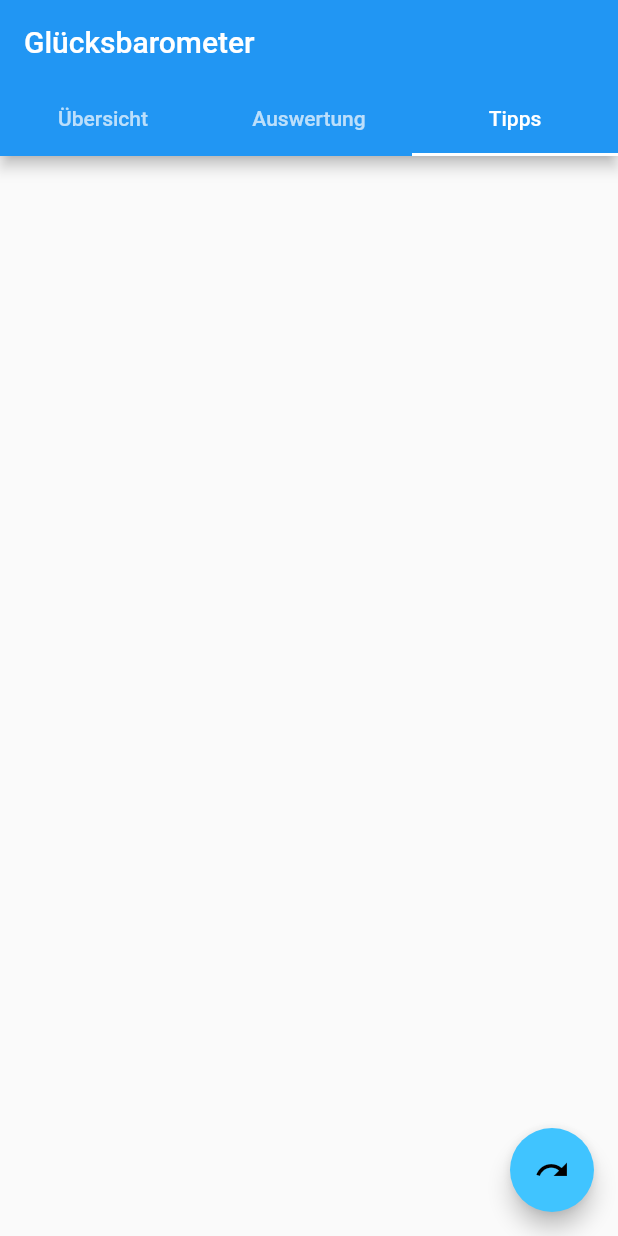
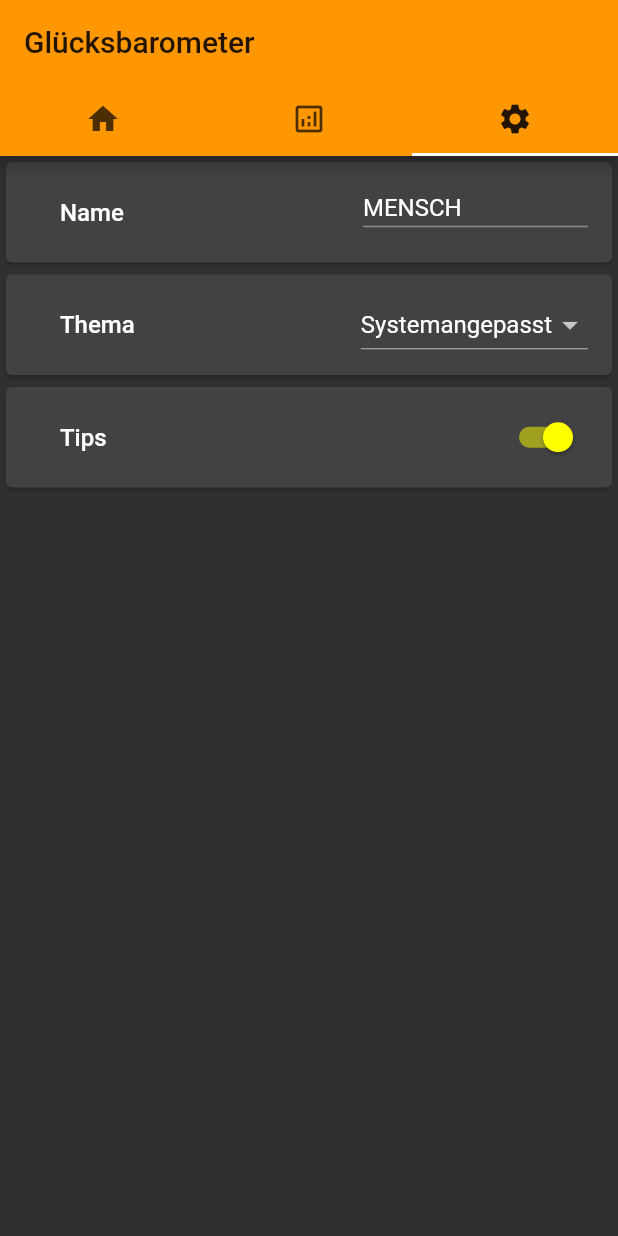
Before and after one commit to nighty34/Gluecksbarometer, a Flutter app: the screen it shows after launch, tab 3 chosen, on a phone screen of 412 x 824 dp. Run offline on Flutter 3.47's test engine with Material 2 defaults, Android fonts, the phone set to English and light mode, and no system bars; our stand-ins replace charts_flutter, flutter_rating_bar, sqflite; missing offline and left inert: flutter_material_pickers; accounts and stored records are empty.

Commit message:
Implement settings

```diff
--- a/lib/main.dart
+++ b/lib/main.dart
@@ -3,9 +3,11 @@ import 'package:gluecks_barometer/src/controller/data_controller.dart';
 import 'package:gluecks_barometer/src/controller/evaluation_controller.dart';
 import 'package:gluecks_barometer/src/controller/new_activity_controller.dart';
 import 'package:gluecks_barometer/src/controller/new_datapoint_controller.dart';
-import 'package:gluecks_barometer/src/controller/theme_controller.dart';
+import 'package:gluecks_barometer/src/controller/settings_controller.dart';
+import 'package:gluecks_barometer/src/model/settings.dart';
 import 'package:gluecks_barometer/src/view/evaluation_tab.dart';
 import 'package:gluecks_barometer/src/view/overview_tab.dart';
+import 'package:gluecks_barometer/src/view/settings_tab.dart';
 import 'package:gluecks_barometer/src/view/tips_tab.dart';
 import 'package:provider/provider.dart';
 
@@ -17,52 +19,58 @@ class Gluecksbarometer extends StatelessWidget {
   @override
   Widget build(BuildContext context) {
     return MultiProvider(
-        providers: [
+        providers: [ // TODO put providers as low as possible on widget tree
           ChangeNotifierProvider(create: (_) => DataController()),
           ChangeNotifierProvider(create: (_) => NewDatapointController()),
           ChangeNotifierProvider(create: (_) => NewActivityController()),
           ChangeNotifierProvider(create: (_) => EvaluationController()),
         ],
         child: ChangeNotifierProvider(
-            create: (context) => ThemeController(), //change builder to create
-            child: Consumer<ThemeController>(
-                builder: (context, provider, child) => MaterialApp(
+            create: (context) => SettingsController(),
+            child: Consumer<SettingsController>(
+                builder: (context, controller, child) => MaterialApp(
                   home: Home(),
-                    theme: Provider.of<ThemeController>(context, listen: true)
-                        .currentThemeData))));
+                  theme: controller.getThemeData(ThemeType.LIGHT),
+                  darkTheme: controller.getThemeData(ThemeType.DARK),
+                  themeMode: controller.settings.theme == ThemeType.SYSTEM_DEFAULT
+                      ? ThemeMode.system
+                      : (controller.settings.theme == ThemeType.DARK)
+                      ? ThemeMode.dark
+                      : ThemeMode.light,
+                )
+            )
+        )
+    );
   }
 }
 
 class Home extends StatelessWidget {
   @override
   Widget build(BuildContext context) {
+    SettingsController settingsController = Provider.of<SettingsController>(context);
     return Scaffold(
-        //backgroundColor: Colors.white,
       body: SafeArea(
         child: DefaultTabController(
-        length: 3,
+          length: settingsController.settings.tipsEnabled ? 4 : 3,
           child: Scaffold(
               appBar: AppBar(
                 bottom: TabBar(
                   indicatorColor: Colors.white,
                   tabs: [
-                  Tab(
-                    text: "Übersicht",
-                  ),
-                  Tab(text: "Auswertung"),
-                  Tab(text: "Tipps")
+                    Tab(icon: Icon(Icons.home)),
+                    Tab(icon: Icon(Icons.analytics_outlined))]
+                    + (settingsController.settings.tipsEnabled ? [Tab(icon: Icon(Icons.lightbulb))] : []) +
+                    [Tab(icon: Icon(Icons.settings))
                   ],
                 ),
                 title: Text("Glücksbarometer"),
               ),
               body: TabBarView(
-              children: [OverviewTab(), EvaluationTab(), TipsTab()],
+                children: [OverviewTab(), EvaluationTab()] + (settingsController.settings.tipsEnabled ? [TipsTab()] : []) +  [SettingsTab()],
               ),
-            floatingActionButton: FloatingActionButton(
-                onPressed: () => Provider.of<ThemeController>(context, listen: false).switchTheme(),
-                tooltip: 'Change teheme',
-                child: const Icon(Icons.redo))),
           ),
+        ),
+      )
     );
   }
 }
--- /dev/null
+++ b/lib/src/controller/settings_controller.dart
@@ -0,0 +1,51 @@
+import 'package:flutter/cupertino.dart';
+import 'package:flutter/material.dart';
+import 'package:gluecks_barometer/src/data/settings_dao.dart';
+import 'package:gluecks_barometer/src/model/settings.dart';
+
+class SettingsController extends ChangeNotifier {
+
+  final Map<ThemeType, ThemeData> themeData = {
+    ThemeType.LIGHT: ThemeData(
+        brightness: Brightness.light,
+        primaryColor: Colors.blue,
+        accentColor: Colors.lightBlueAccent),
+    ThemeType.DARK: ThemeData(
+        brightness: Brightness.dark,
+        primaryColor: Colors.orange,
+        accentColor: Colors.yellowAccent)
+  };
+
+  Settings _settings = Settings("MENSCH", ThemeType.DARK, false);
+  Settings get settings => _settings;
+
+  SettingsController() {
+    _fillData();
+  }
+
+  _fillData() async {
+    _settings = await SettingsDao().read("user");
+  }
+
+  ThemeData getThemeData(ThemeType type) {
+    return themeData[settings.theme];
+  }
+
+  set name(String value) {
+    _settings.name = value;
+    SettingsDao().update(_settings);
+    notifyListeners();
+  }
+
+  set theme(ThemeType value) {
+    _settings.theme = value;
+    SettingsDao().update(_settings);
+    notifyListeners();
+  }
+
+  set tipsEnabled(bool value) {
+    _settings.tipsEnabled = value;
+    SettingsDao().update(_settings);
+    notifyListeners();
+  }
+}
--- a/lib/src/controller/theme_controller.dart
+++ /dev/null
@@ -1,27 +0,0 @@
-import 'package:flutter/cupertino.dart';
-import 'package:flutter/material.dart';
-import 'package:gluecks_barometer/src/model/theme.dart';
-
-enum ThemeType { Light, Dark }
-
-class ThemeController extends ChangeNotifier {
-  ThemeType currentThemeType = ThemeType.Light;
-  ThemeData _currentTheme = themeData[0];
-
-  void switchTheme() => currentThemeType == ThemeType.Light
-      ? currentTheme = ThemeType.Dark
-      : currentTheme = ThemeType.Light;
-
-  set currentTheme(ThemeType theme) {
-    if (theme != null) {
-      currentThemeType = theme;
-      _currentTheme =
-      currentThemeType == ThemeType.Light ? themeData[0] : themeData[1];
-
-      notifyListeners();
-    }
-  }
-
-  get currentTheme => currentThemeType;
-  get currentThemeData => _currentTheme;
-}
--- /dev/null
+++ b/lib/src/model/settings.dart
@@ -0,0 +1,44 @@
+enum ThemeType {
+  SYSTEM_DEFAULT, DARK, LIGHT
+}
+
+class Settings {
+
+  String stype;
+  String name;
+  ThemeType theme;
+  bool tipsEnabled;
+
+  Settings(this.name, this.theme, this.tipsEnabled) {
+    stype = "user";
+  }
+  Settings.identified(this.stype, this.name, this.theme, this.tipsEnabled);
+
+  Settings.fromMap(Map<String, dynamic> map) {
+    this.stype = map["stype"];
+    this.name = map["name"];
+    this.tipsEnabled = map["tipsEnabled"] == 1;
+
+    switch (map["themeType"]) {
+      case 0: this.theme = ThemeType.SYSTEM_DEFAULT; break;
+      case 1: this.theme = ThemeType.DARK; break;
+      case 2: this.theme = ThemeType.LIGHT; break;
+    }
+  }
+
+  Map<String, dynamic> toMap() {
+    int _theme;
+    switch (theme) {
+      case ThemeType.SYSTEM_DEFAULT: _theme = 0; break;
+      case ThemeType.DARK: _theme = 1; break;
+      case ThemeType.LIGHT: _theme = 2; break;
+    }
+
+    return {
+      "stype": stype,
+      "name": name,
+      "themeType": _theme,
+      "tipsEnabled": tipsEnabled ? 1 : 0
+    };
+  }
+}
--- a/lib/src/model/theme.dart
+++ /dev/null
@@ -1,14 +0,0 @@
-//theme.dart
-import 'package:flutter/material.dart';
-
-
-final List<ThemeData> themeData = [
-  ThemeData(
-      brightness: Brightness.light,
-      primaryColor: Colors.blue,
-      accentColor: Colors.lightBlueAccent),
-  ThemeData(
-      brightness: Brightness.dark,
-      primaryColor: Colors.orange,
-      accentColor: Colors.yellowAccent)
-];
--- a/lib/src/view/overview_tab.dart
+++ b/lib/src/view/overview_tab.dart
@@ -1,16 +1,19 @@
 import 'package:flutter/cupertino.dart';
 import 'package:flutter/material.dart';
+import 'package:gluecks_barometer/src/controller/settings_controller.dart';
 import 'package:gluecks_barometer/src/view/new_datapoint.dart';
+import 'package:provider/provider.dart';
 
 class OverviewTab extends StatelessWidget {
   @override
   Widget build(BuildContext context) {
+    SettingsController settingsController = Provider.of<SettingsController>(context);
     return Center(
       child: ListView(
         children: <Widget>[
           Card(
             child: ListTile(
-              title: Text("Guten Tag, TEMP!"),
+              title: Text("Guten Tag, ${settingsController.settings.name}!"),
               tileColor: Colors.blueGrey,
               //TODO: LIST WITH FAVs
             ),
--- /dev/null
+++ b/lib/src/view/settings_tab.dart
@@ -0,0 +1,59 @@
+import 'package:flutter/cupertino.dart';
+import 'package:flutter/material.dart';
+import 'package:gluecks_barometer/src/controller/settings_controller.dart';
+import 'package:gluecks_barometer/src/model/settings.dart';
+import 'package:provider/provider.dart';
+
+class SettingsTab extends StatelessWidget {
+
+  @override
+  Widget build(BuildContext context) {
+    SettingsController controller = Provider.of<SettingsController>(context);
+    return ListView(
+      children: [
+        Card(child: ListTile(
+          title: _Title("Name"),
+          trailing: ConstrainedBox(
+              constraints: BoxConstraints(maxHeight: 20, maxWidth: 150),
+              child: TextFormField(
+                initialValue: controller.settings.name,
+                onChanged: (v) => controller.name = v,
+              )),
+        )),
+        Card(child: ListTile(
+          title: _Title("Thema"),
+          trailing: DropdownButton(
+            items: [
+              DropdownMenuItem(child: Text("Systemangepasst"), value: ThemeType.SYSTEM_DEFAULT),
+              DropdownMenuItem(child: Text("Dunkel"), value: ThemeType.DARK),
+              DropdownMenuItem(child: Text("Hell"), value: ThemeType.LIGHT),
+            ],
+            onChanged: (v) => controller.theme = v,
+            value: controller.settings.theme,
+          ),
+        )),
+        Card(child: ListTile(
+          title: _Title("Tips"),
+          trailing: Switch(
+            onChanged: (v) => controller.tipsEnabled = v,
+            value: controller.settings.tipsEnabled,
+          ),
+        ))
+      ],
+    );
+  }
+}
+
+class _Title extends StatelessWidget {
+  final String _text;
+
+  _Title(this._text);
+
+  @override
+  Widget build(BuildContext context) {
+    return Container(
+      padding: EdgeInsets.all(20),
+      child: Text(_text, style: TextStyle(fontSize: 16, fontWeight: FontWeight.w500)),
+    );
+  }
+}
```
Also changed, not shown: lib/src/data/db.dart (+7 -6 lines), lib/src/data/settings_dao.dart (added, +41 -0 lines), lib/src/view/evaluation_tab.dart (+15 -18 lines). Lines whose indentation alone changed are shown as unchanged.
